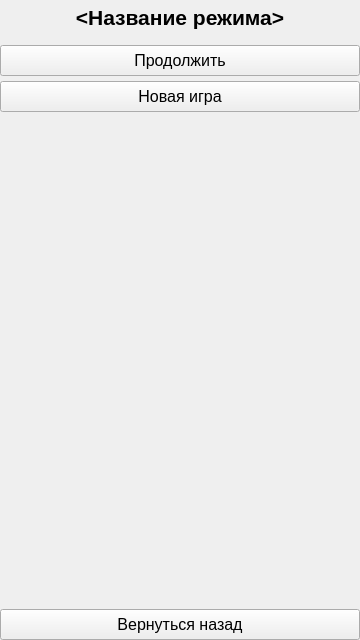
Above: ui/screens/level_select.ui from nekstas/met-chars before the change. Below: the same form after it.
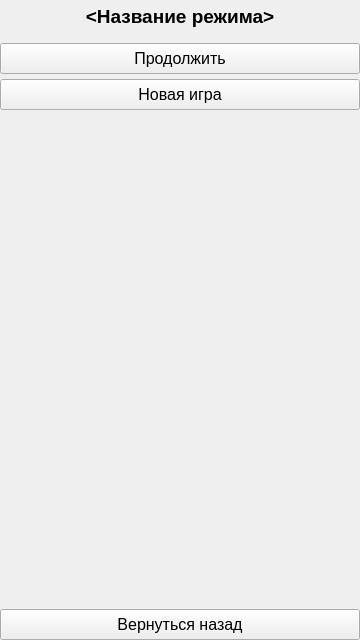
That is the form after the change.

The edit to the form file:
```diff
--- a/ui/screens/level_select.ui
+++ b/ui/screens/level_select.ui
@@ -42,7 +42,7 @@
        <property name="font">
         <font>
          <family>Segoe UI</family>
-         <pointsize>16</pointsize>
+         <pointsize>14</pointsize>
          <weight>75</weight>
          <bold>true</bold>
         </font>
@@ -137,7 +137,7 @@
           <x>0</x>
           <y>0</y>
           <width>358</width>
-          <height>436</height>
+          <height>442</height>
          </rect>
         </property>
         <layout class="QVBoxLayout" name="verticalLayout">
```
Left out of the diff: 2 changed lines with no effect on the pictures.
